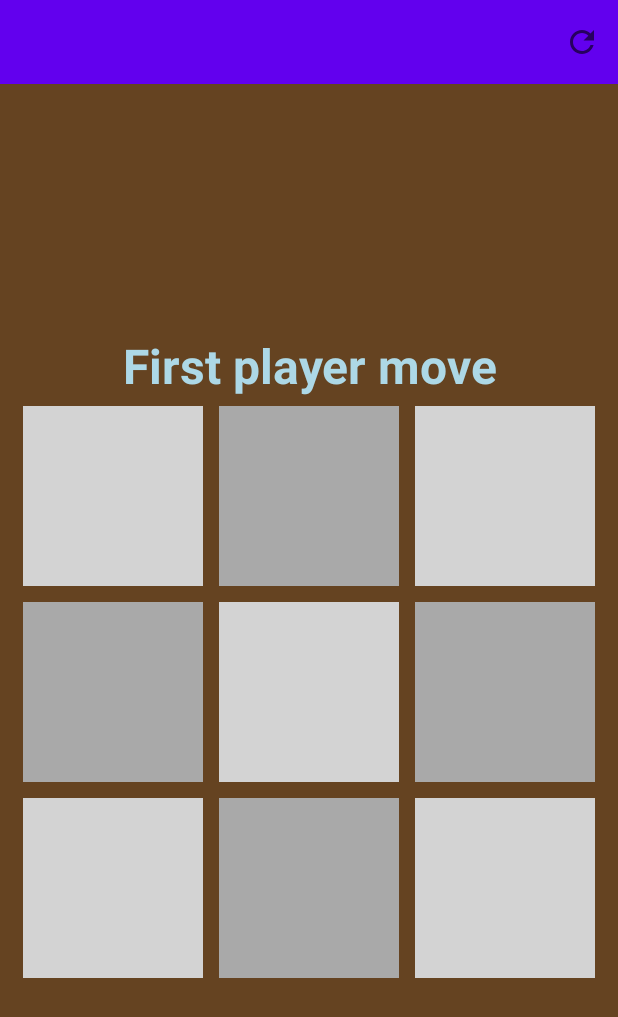
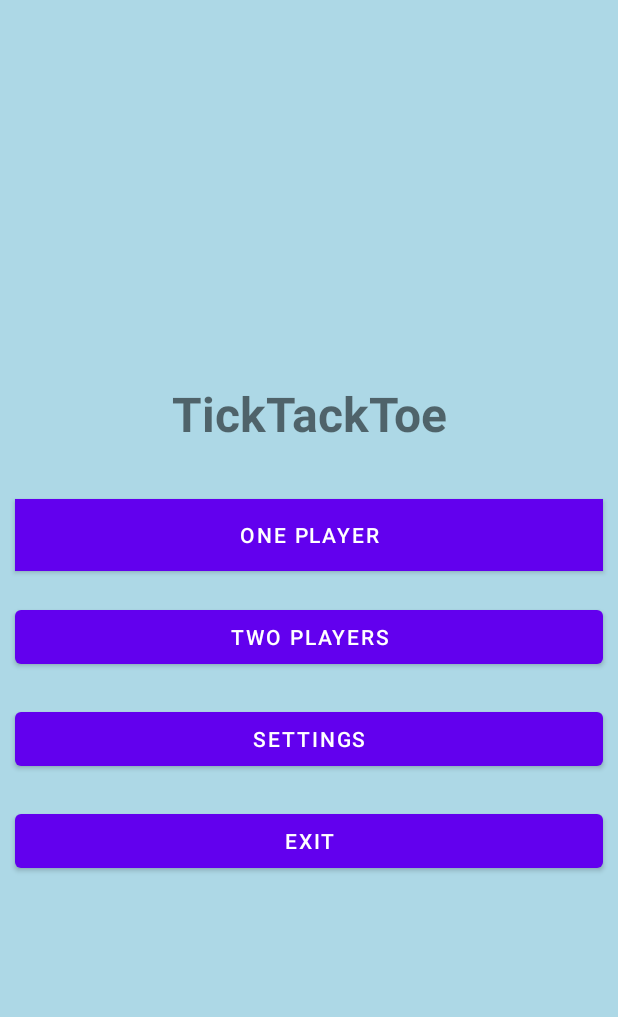
Before and after one commit to pilichm/TickTackToe, an Android app: the screen it shows after launch (MainActivity before the commit, MainMenuActivity after it), on a phone screen of 412 x 824 dp. Shown: the top 1017 px of the screen. Run offline under Robolectric (Android 15) with nearby library versions, the phone set to English and light mode, and no system bars.

Commit message:
Added: - main menu activity, - listeners for buttons starting game for one player and exiting app.

```diff
--- a/app/src/main/AndroidManifest.xml
+++ b/app/src/main/AndroidManifest.xml
@@ -9,14 +9,16 @@
         android:roundIcon="@mipmap/ic_launcher_round"
         android:supportsRtl="true"
         android:theme="@style/Theme.TickTackToe">
-        <activity android:name=".activities.MainActivity"
+        <activity android:name=".activities.MainMenuActivity"
             android:theme="@style/Theme.MaterialComponents.Light.NoActionBar">
             <intent-filter>
                 <action android:name="android.intent.action.MAIN" />
-
                 <category android:name="android.intent.category.LAUNCHER" />
             </intent-filter>
         </activity>
+        <activity
+            android:name=".activities.MainActivity"
+            android:theme="@style/Theme.MaterialComponents.Light.NoActionBar"/>
     </application>
 
 </manifest>
--- /dev/null
+++ b/app/src/main/java/pl/pilichm/ticktacktoe/activities/MainMenuActivity.kt
@@ -0,0 +1,36 @@
+package pl.pilichm.ticktacktoe.activities
+
+import android.content.Intent
+import androidx.appcompat.app.AppCompatActivity
+import android.os.Bundle
+import kotlinx.android.synthetic.main.activity_main_menu.*
+import pl.pilichm.ticktacktoe.R
+import pl.pilichm.ticktacktoe.util.Constants
+import kotlin.system.exitProcess
+
+class MainMenuActivity : AppCompatActivity() {
+    override fun onCreate(savedInstanceState: Bundle?) {
+        super.onCreate(savedInstanceState)
+        setContentView(R.layout.activity_main_menu)
+
+        setUpListeners()
+    }
+
+    private fun setUpListeners(){
+        /**
+         * Start game for one player.
+         * */
+        btnManiMenuOnePlayer.setOnClickListener {
+            val intent = Intent(applicationContext, MainActivity::class.java)
+            intent.putExtra(Constants.PROPERTY_NUMBER_OF_PLAYERS, 1)
+            startActivity(intent)
+        }
+        /**
+         * Exit app.
+         * */
+        btnManiMenuExit.setOnClickListener {
+            finish();
+            exitProcess(0);
+        }
+    }
+}
--- a/app/src/main/java/pl/pilichm/ticktacktoe/util/Constants.kt
+++ b/app/src/main/java/pl/pilichm/ticktacktoe/util/Constants.kt
@@ -7,6 +7,7 @@ class Constants {
         const val SECOND_PLAYER_ID = 2
         const val PREFIX_TOP_IMAGE = "top"
         const val PREFIX_BOTTOM_IMAGE = "bottom"
+        const val PROPERTY_NUMBER_OF_PLAYERS = "number_of_players"
 
         val winningLocations = arrayOf(
             arrayOf(0, 1, 2),
--- /dev/null
+++ b/app/src/main/res/layout/activity_main_menu.xml
@@ -0,0 +1,48 @@
+<?xml version="1.0" encoding="utf-8"?>
+<LinearLayout xmlns:android="http://schemas.android.com/apk/res/android"
+    android:orientation="vertical"
+    android:gravity="center"
+    android:background="@color/main_menu_background"
+    android:layout_height="match_parent"
+    android:layout_width="match_parent">
+
+    <TextView
+        android:id="@+id/tvMainMenuGameTitle"
+        android:textSize="@dimen/default_text_size"
+        android:textStyle="bold"
+        android:layout_margin="@dimen/main_menu_app_name_margin"
+        android:gravity="center"
+        android:text="@string/app_name"
+        android:layout_width="match_parent"
+        android:layout_height="wrap_content"/>
+
+    <Button
+        android:id="@+id/btnManiMenuOnePlayer"
+        android:background="@color/board_color"
+        android:layout_margin="@dimen/main_menu_app_button_margin"
+        android:text="@string/button_one_player"
+        android:layout_width="match_parent"
+        android:layout_height="wrap_content"/>
+
+    <Button
+        android:id="@+id/btnManiMenuTwoPlayers"
+        android:text="@string/button_two_player"
+        android:layout_margin="@dimen/main_menu_app_button_margin"
+        android:layout_width="match_parent"
+        android:layout_height="wrap_content"/>
+
+    <Button
+        android:id="@+id/btnManiMenuSettings"
+        android:text="@string/button_settings"
+        android:layout_margin="@dimen/main_menu_app_button_margin"
+        android:layout_width="match_parent"
+        android:layout_height="wrap_content"/>
+
+    <Button
+        android:id="@+id/btnManiMenuExit"
+        android:text="@string/button_exit"
+        android:layout_margin="@dimen/main_menu_app_button_margin"
+        android:layout_width="match_parent"
+        android:layout_height="wrap_content"/>
+
+</LinearLayout>
--- a/app/src/main/res/values/colors.xml
+++ b/app/src/main/res/values/colors.xml
@@ -14,4 +14,5 @@
     <color name="board_color">#654321</color>
     <color name="header_text_color">#add8e6</color>
     <color name="winning_positions_color">#FFF000</color>
+    <color name="main_menu_background">#add8e6</color>
 </resources>
--- a/app/src/main/res/values/dimen.xml
+++ b/app/src/main/res/values/dimen.xml
@@ -4,4 +4,6 @@
     <dimen name="grid_element_margin">5dp</dimen>
     <dimen name="grid_element_padding">15dp</dimen>
     <dimen name="default_text_size">32sp</dimen>
+    <dimen name="main_menu_app_name_margin">25dp</dimen>
+    <dimen name="main_menu_app_button_margin">10dp</dimen>
 </resources>
--- a/app/src/main/res/values/strings.xml
+++ b/app/src/main/res/values/strings.xml
@@ -11,4 +11,9 @@
     <string name="second_player_wins">Second player wins!!!</string>
     <string name="game_ends_draw">Draw!!!</string>
     <string name="reset">Reset</string>
+
+    <string name="button_one_player">One Player</string>
+    <string name="button_two_player">Two Players</string>
+    <string name="button_settings">Settings</string>
+    <string name="button_exit">Exit</string>
 </resources>
```
